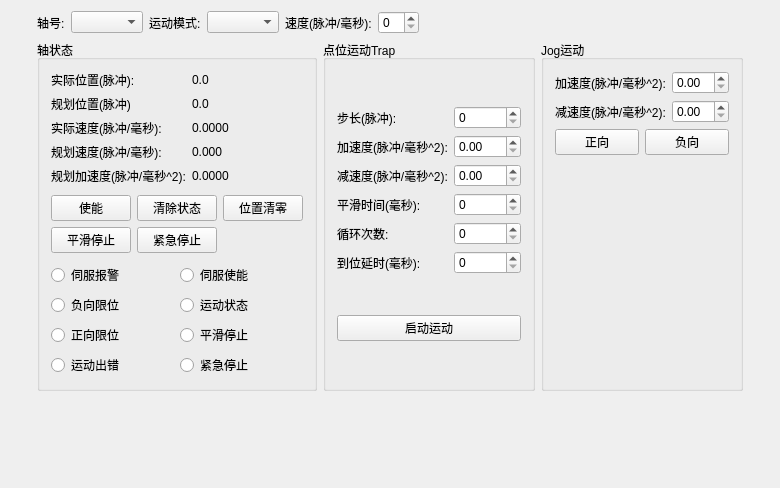
Above: GTSController/AxisWidget.ui from whisper512/GTS before the change. Below: the same form after it.
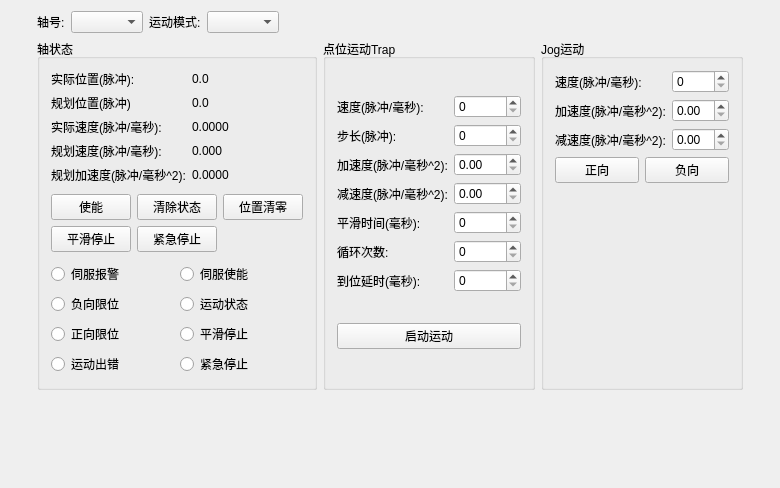
That is the form after the change.

The edit to the form file:
```diff
--- a/GTSController/AxisWidget.ui
+++ b/GTSController/AxisWidget.ui
@@ -38,16 +38,6 @@
        <item>
         <widget class="QComboBox" name="comboBox_Mode"/>
        </item>
-       <item>
-        <widget class="QLabel" name="label_motionVel">
-         <property name="text">
-          <string>速度(脉冲/毫秒):</string>
-         </property>
-        </widget>
-       </item>
-       <item>
-        <widget class="QSpinBox" name="spinBox_motionVel"/>
-       </item>
        <item>
         <spacer name="horizontalSpacer">
          <property name="orientation">
@@ -258,21 +248,17 @@
          <layout class="QVBoxLayout" name="verticalLayout_2">
           <item>
            <layout class="QGridLayout" name="gridLayout_4">
-            <item row="3" column="0">
-             <widget class="QLabel" name="label_trapSmoothTime">
-              <property name="text">
-               <string>平滑时间(毫秒):</string>
-              </property>
-             </widget>
-            </item>
-            <item row="5" column="0">
-             <widget class="QLabel" name="label_TrapInPositionDelay">
-              <property name="text">
-               <string>到位延时(毫秒):</string>
-              </property>
-             </widget>
-            </item>
             <item row="0" column="0">
+             <widget class="QLabel" name="label_trapMotionVel">
+              <property name="text">
+               <string>速度(脉冲/毫秒):</string>
+              </property>
+             </widget>
+            </item>
+            <item row="0" column="1">
+             <widget class="QSpinBox" name="spinBox_trapMotionVel"/>
+            </item>
+            <item row="1" column="0">
              <widget class="QLabel" name="label_trapStepSize">
               <property name="text">
                <string>步长(脉冲):</string>
@@ -280,9 +266,43 @@
              </widget>
             </item>
             <item row="1" column="1">
+             <widget class="QSpinBox" name="spinBox_trapStepSize">
+              <property name="maximum">
+               <number>999999</number>
+              </property>
+             </widget>
+            </item>
+            <item row="2" column="0">
+             <widget class="QLabel" name="label_trapAcc">
+              <property name="text">
+               <string>加速度(脉冲/毫秒^2):</string>
+              </property>
+             </widget>
+            </item>
+            <item row="2" column="1">
              <widget class="QDoubleSpinBox" name="doubleSpinBoxs_trapAcc"/>
             </item>
+            <item row="3" column="0">
+             <widget class="QLabel" name="label_trapDec">
+              <property name="text">
+               <string>减速度(脉冲/毫秒^2):</string>
+              </property>
+             </widget>
+            </item>
+            <item row="3" column="1">
+             <widget class="QDoubleSpinBox" name="doubleSpinBoxs_trapDec"/>
+            </item>
             <item row="4" column="0">
+             <widget class="QLabel" name="label_trapSmoothTime">
+              <property name="text">
+               <string>平滑时间(毫秒):</string>
+              </property>
+             </widget>
+            </item>
+            <item row="4" column="1">
+             <widget class="QSpinBox" name="spinBox_trapSmoothTime"/>
+            </item>
+            <item row="5" column="0">
              <widget class="QLabel" name="label_trapCycleTime">
               <property name="text">
                <string>循环次数:</string>
@@ -290,42 +310,22 @@
              </widget>
             </item>
             <item row="5" column="1">
+             <widget class="QSpinBox" name="spinBox_trapCycleTime"/>
+            </item>
+            <item row="6" column="0">
+             <widget class="QLabel" name="label_TrapInPositionDelay">
+              <property name="text">
+               <string>到位延时(毫秒):</string>
+              </property>
+             </widget>
+            </item>
+            <item row="6" column="1">
              <widget class="QSpinBox" name="spinBox_TrapInPositionDelay">
               <property name="maximum">
                <number>10000</number>
               </property>
              </widget>
             </item>
-            <item row="4" column="1">
-             <widget class="QSpinBox" name="spinBox_trapCycleTime"/>
-            </item>
-            <item row="2" column="0">
-             <widget class="QLabel" name="label_trapDec">
-              <property name="text">
-               <string>减速度(脉冲/毫秒^2):</string>
-              </property>
-             </widget>
-            </item>
-            <item row="2" column="1">
-             <widget class="QDoubleSpinBox" name="doubleSpinBoxs_trapDec"/>
-            </item>
-            <item row="0" column="1">
-             <widget class="QSpinBox" name="spinBox_trapStepSize">
-              <property name="maximum">
-               <number>999999</number>
-              </property>
-             </widget>
-            </item>
-            <item row="3" column="1">
-             <widget class="QSpinBox" name="spinBox_trapSmoothTime"/>
-            </item>
-            <item row="1" column="0">
-             <widget class="QLabel" name="label_trapAcc">
-              <property name="text">
-               <string>加速度(脉冲/毫秒^2):</string>
-              </property>
-             </widget>
-            </item>
            </layout>
           </item>
           <item>
@@ -346,25 +346,35 @@
          <layout class="QVBoxLayout" name="verticalLayout_3">
           <item>
            <layout class="QGridLayout" name="gridLayout_5">
-            <item row="1" column="1">
-             <widget class="QDoubleSpinBox" name="doubleSpinBoxs_jogDec"/>
+            <item row="0" column="0">
+             <widget class="QLabel" name="label_jogMotionVel">
+              <property name="text">
+               <string>速度(脉冲/毫秒):</string>
+              </property>
+             </widget>
             </item>
             <item row="0" column="1">
+             <widget class="QSpinBox" name="spinBox_jogMotionVel"/>
+            </item>
+            <item row="1" column="0">
+             <widget class="QLabel" name="label_jogAcc">
+              <property name="text">
+               <string>加速度(脉冲/毫秒^2):</string>
+              </property>
+             </widget>
+            </item>
+            <item row="1" column="1">
              <widget class="QDoubleSpinBox" name="doubleSpinBoxs_jogAcc"/>
             </item>
-            <item row="1" column="0">
+            <item row="2" column="0">
              <widget class="QLabel" name="label_jogDec">
               <property name="text">
                <string>减速度(脉冲/毫秒^2):</string>
               </property>
              </widget>
             </item>
-            <item row="0" column="0">
-             <widget class="QLabel" name="label_jogAcc">
-              <property name="text">
-               <string>加速度(脉冲/毫秒^2):</string>
-              </property>
-             </widget>
+            <item row="2" column="1">
+             <widget class="QDoubleSpinBox" name="doubleSpinBoxs_jogDec"/>
             </item>
            </layout>
           </item>
```
Left out of the diff: 26 changed lines with no effect on the pictures.
